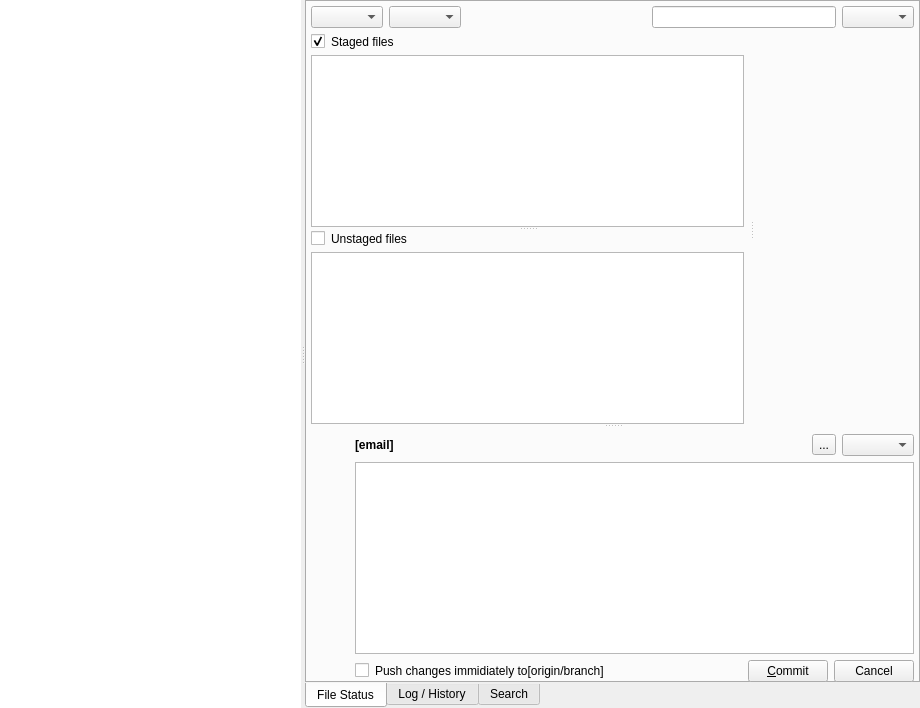
The window that qgitrepository.ui (bokic/gitmaster) describes before a commit, drawn with Qt 5.
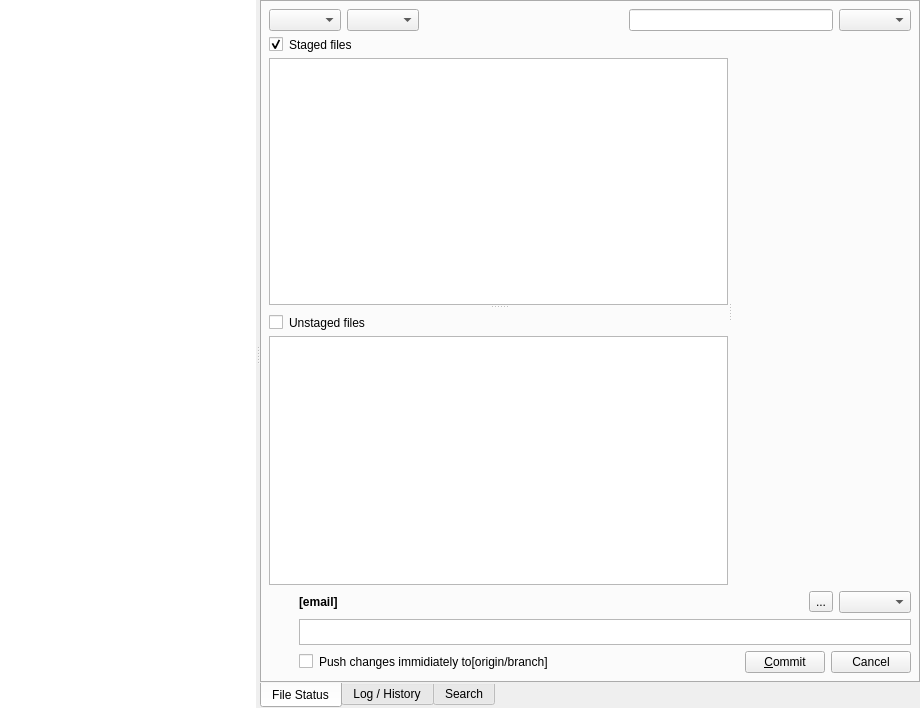
The same window after the commit. Custom widgets are drawn as their Qt base class.

Commit message: Alot of stuff regarding commit-diff & UI improvements

Patch:
```diff
--- a/qgitrepository.ui
+++ b/qgitrepository.ui
@@ -32,6 +32,12 @@
       <enum>Qt::Horizontal</enum>
      </property>
      <widget class="QTreeWidget" name="branchesTreeView">
+      <property name="sizePolicy">
+       <sizepolicy hsizetype="Fixed" vsizetype="Expanding">
+        <horstretch>0</horstretch>
+        <verstretch>0</verstretch>
+       </sizepolicy>
+      </property>
       <property name="styleSheet">
        <string notr="true">border: none</string>
       </property>
@@ -45,6 +51,12 @@
       </column>
      </widget>
      <widget class="QTabWidget" name="repositoryDetail">
+      <property name="sizePolicy">
+       <sizepolicy hsizetype="Expanding" vsizetype="Expanding">
+        <horstretch>1</horstretch>
+        <verstretch>0</verstretch>
+       </sizepolicy>
+      </property>
       <property name="styleSheet">
        <string notr="true">border-color:none</string>
       </property>
@@ -58,34 +70,17 @@
        <attribute name="title">
         <string>File Status</string>
        </attribute>
-       <layout class="QVBoxLayout" name="verticalLayout_7">
-        <property name="leftMargin">
-         <number>0</number>
-        </property>
-        <property name="topMargin">
-         <number>0</number>
-        </property>
-        <property name="rightMargin">
-         <number>0</number>
-        </property>
-        <property name="bottomMargin">
-         <number>0</number>
-        </property>
-        <item>
-         <layout class="QVBoxLayout" name="verticalLayout_6">
-          <property name="spacing">
-           <number>6</number>
-          </property>
+       <layout class="QVBoxLayout" name="verticalLayout_4" stretch="0,1,0">
           <item>
            <layout class="QHBoxLayout" name="horizontalLayout_2">
             <property name="leftMargin">
-             <number>6</number>
+           <number>0</number>
             </property>
             <property name="topMargin">
-             <number>6</number>
+           <number>0</number>
             </property>
             <property name="rightMargin">
-             <number>6</number>
+           <number>0</number>
             </property>
             <item>
              <widget class="QComboBox" name="comboBox"/>
@@ -115,25 +110,30 @@
            </layout>
           </item>
           <item>
-           <widget class="QSplitter" name="splitter_4">
-            <property name="orientation">
-             <enum>Qt::Vertical</enum>
-            </property>
             <widget class="QSplitter" name="splitter_3">
              <property name="orientation">
               <enum>Qt::Horizontal</enum>
              </property>
              <widget class="QSplitter" name="splitter_2">
+           <property name="sizePolicy">
+            <sizepolicy hsizetype="Fixed" vsizetype="Expanding">
+             <horstretch>1</horstretch>
+             <verstretch>0</verstretch>
+            </sizepolicy>
+           </property>
               <property name="orientation">
                <enum>Qt::Vertical</enum>
               </property>
               <widget class="QWidget" name="layoutWidget">
-               <layout class="QVBoxLayout" name="verticalLayout_2">
+            <layout class="QVBoxLayout" name="verticalLayout_2" stretch="0,1">
+             <property name="sizeConstraint">
+              <enum>QLayout::SetDefaultConstraint</enum>
+             </property>
                 <property name="leftMargin">
-                 <number>6</number>
+              <number>0</number>
                 </property>
                 <property name="rightMargin">
-                 <number>6</number>
+              <number>0</number>
                 </property>
                 <item>
                  <widget class="QCheckBox" name="checkBox_StagedFiles">
@@ -151,12 +151,18 @@
                </layout>
               </widget>
               <widget class="QWidget" name="layoutWidget_2">
-               <layout class="QVBoxLayout" name="verticalLayout_3">
+            <layout class="QVBoxLayout" name="verticalLayout_3" stretch="0,1">
                 <property name="leftMargin">
+              <number>0</number>
+             </property>
+             <property name="topMargin">
                  <number>6</number>
                 </property>
                 <property name="rightMargin">
-                 <number>6</number>
+              <number>0</number>
+             </property>
+             <property name="bottomMargin">
+              <number>0</number>
                 </property>
                 <item>
                  <widget class="QCheckBox" name="checkBox_UnstagedFiles">
@@ -171,71 +177,36 @@
                </layout>
               </widget>
              </widget>
-             <widget class="QWidget" name="widget" native="true"/>
-            </widget>
-            <widget class="QWidget" name="layoutWidget_3">
-             <layout class="QHBoxLayout" name="horizontalLayout_5">
-              <property name="spacing">
-               <number>6</number>
-              </property>
-              <property name="leftMargin">
-               <number>6</number>
-              </property>
-              <property name="topMargin">
-               <number>6</number>
-              </property>
-              <property name="rightMargin">
-               <number>0</number>
-              </property>
-              <property name="bottomMargin">
-               <number>0</number>
-              </property>
-              <item>
-               <layout class="QVBoxLayout" name="verticalLayout_5">
-                <item>
-                 <widget class="QLabel" name="label_signatureGravatarImage">
-                  <property name="minimumSize">
-                   <size>
-                    <width>32</width>
-                    <height>32</height>
-                   </size>
-                  </property>
-                  <property name="maximumSize">
-                   <size>
-                    <width>32</width>
-                    <height>32</height>
-                   </size>
-                  </property>
-                  <property name="alignment">
-                   <set>Qt::AlignLeading|Qt::AlignLeft|Qt::AlignTop</set>
-                  </property>
-                 </widget>
+          <widget class="QGitDiffWidget" name="widget" native="true">
+           <property name="sizePolicy">
+            <sizepolicy hsizetype="Fixed" vsizetype="Expanding">
+             <horstretch>1</horstretch>
+             <verstretch>0</verstretch>
+            </sizepolicy>
+           </property>
+          </widget>
+         </widget>
                 </item>
                 <item>
-                 <spacer name="verticalSpacer">
-                  <property name="orientation">
-                   <enum>Qt::Vertical</enum>
-                  </property>
-                  <property name="sizeHint" stdset="0">
-                   <size>
-                    <width>20</width>
-                    <height>40</height>
-                   </size>
-                  </property>
-                 </spacer>
-                </item>
-               </layout>
-              </item>
-              <item>
-               <layout class="QVBoxLayout" name="verticalLayout_4">
-                <property name="leftMargin">
-                 <number>6</number>
-                </property>
-                <property name="rightMargin">
-                 <number>6</number>
-                </property>
-                <item>
+         <layout class="QGridLayout" name="gridLayout">
+          <item row="0" column="1">
+           <widget class="QWidget" name="horizontalWidgetLayout_1" native="true">
                  <layout class="QHBoxLayout" name="horizontalLayout_3" stretch="1,0,0">
+             <property name="spacing">
+              <number>6</number>
+             </property>
+             <property name="leftMargin">
+              <number>0</number>
+             </property>
+             <property name="topMargin">
+              <number>0</number>
+             </property>
+             <property name="rightMargin">
+              <number>0</number>
+             </property>
+             <property name="bottomMargin">
+              <number>0</number>
+             </property>
                   <item>
                    <widget class="QLabel" name="label_signatureEmail">
                     <property name="font">
@@ -260,19 +231,61 @@
                    <widget class="QComboBox" name="comboBox_4"/>
                   </item>
                  </layout>
-                </item>
-                <item>
-                 <widget class="QPlainTextEdit" name="plainTextEdit_commitMessage">
+           </widget>
+          </item>
+          <item row="1" column="0">
+           <widget class="QLabel" name="label_signatureGravatarImage">
+            <property name="minimumSize">
+             <size>
+              <width>24</width>
+              <height>24</height>
+             </size>
+            </property>
+            <property name="maximumSize">
+             <size>
+              <width>24</width>
+              <height>24</height>
+             </size>
+            </property>
+            <property name="alignment">
+             <set>Qt::AlignLeading|Qt::AlignLeft|Qt::AlignTop</set>
+            </property>
+           </widget>
+          </item>
+          <item row="1" column="1">
+           <widget class="QAdvPlainTextEdit" name="plainTextEdit_commitMessage">
                   <property name="sizePolicy">
                    <sizepolicy hsizetype="Minimum" vsizetype="Minimum">
                     <horstretch>0</horstretch>
                     <verstretch>0</verstretch>
                    </sizepolicy>
                   </property>
-                 </widget>
-                </item>
-                <item>
+            <property name="maximumSize">
+             <size>
+              <width>16777215</width>
+              <height>26</height>
+             </size>
+            </property>
+           </widget>
+          </item>
+          <item row="2" column="1">
+           <widget class="QWidget" name="horizontalWidgetLayout_2" native="true">
                  <layout class="QHBoxLayout" name="horizontalLayout_4">
+             <property name="spacing">
+              <number>6</number>
+             </property>
+             <property name="leftMargin">
+              <number>0</number>
+             </property>
+             <property name="topMargin">
+              <number>0</number>
+             </property>
+             <property name="rightMargin">
+              <number>0</number>
+             </property>
+             <property name="bottomMargin">
+              <number>0</number>
+             </property>
                   <item>
                    <widget class="QCheckBox" name="checkBox_3">
                     <property name="text">
@@ -308,11 +321,6 @@
                    </widget>
                   </item>
                  </layout>
-                </item>
-               </layout>
-              </item>
-             </layout>
-            </widget>
            </widget>
           </item>
          </layout>
@@ -416,6 +424,19 @@
    </item>
   </layout>
  </widget>
+ <customwidgets>
+  <customwidget>
+   <class>QGitDiffWidget</class>
+   <extends>QWidget</extends>
+   <header>qgitdiffwidget.h</header>
+   <container>1</container>
+  </customwidget>
+  <customwidget>
+   <class>QAdvPlainTextEdit</class>
+   <extends>QPlainTextEdit</extends>
+   <header>qadvplaintextedit.h</header>
+  </customwidget>
+ </customwidgets>
  <resources/>
  <connections/>
 </ui>
```
Left out of the diff: 2 changed lines with no effect on the pictures. Lines whose indentation alone changed are shown as unchanged. The commit also changes 12 other files.
